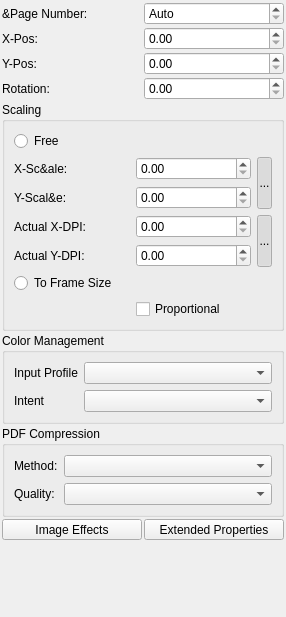
This is scribus/ui/propertiespalette_imagebase.ui in scribusproject/scribus as Qt 5 draws it before an edit. The edited form follows.
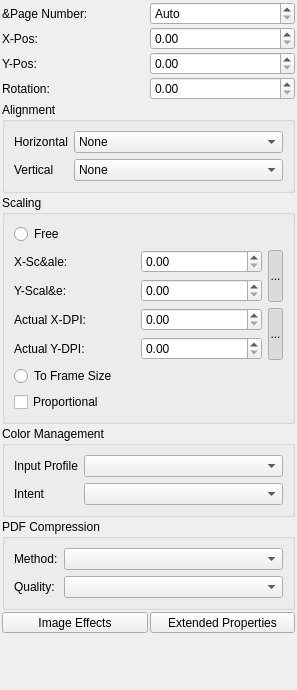
This is the edited form. Custom widgets are drawn as their Qt base class.

Commit message: apply the patch by dawoodalbadi

Patch:
```diff
--- a/scribus/ui/propertiespalette_imagebase.ui
+++ b/scribus/ui/propertiespalette_imagebase.ui
@@ -6,8 +6,8 @@
    <rect>
     <x>0</x>
     <y>0</y>
-    <width>286</width>
-    <height>617</height>
+    <width>297</width>
+    <height>690</height>
    </rect>
   </property>
   <property name="windowTitle">
@@ -89,6 +89,77 @@
      </item>
     </layout>
    </item>
+   <item>
+    <widget class="QGroupBox" name="alignmentGroupBox">
+     <property name="title">
+      <string>Alignment</string>
+     </property>
+     <layout class="QFormLayout" name="formLayout">
+      <item row="0" column="0">
+       <widget class="QLabel" name="label_2">
+        <property name="text">
+         <string>Horizontal</string>
+        </property>
+       </widget>
+      </item>
+      <item row="2" column="0">
+       <widget class="QLabel" name="label_3">
+        <property name="text">
+         <string>Vertical</string>
+        </property>
+       </widget>
+      </item>
+      <item row="0" column="1">
+       <widget class="QComboBox" name="alignhorozintal">
+        <item>
+         <property name="text">
+          <string>None</string>
+         </property>
+        </item>
+        <item>
+         <property name="text">
+          <string>Left</string>
+         </property>
+        </item>
+        <item>
+         <property name="text">
+          <string>Center</string>
+         </property>
+        </item>
+        <item>
+         <property name="text">
+          <string>Right</string>
+         </property>
+        </item>
+       </widget>
+      </item>
+      <item row="2" column="1">
+       <widget class="QComboBox" name="alignvertical">
+        <item>
+         <property name="text">
+          <string>None</string>
+         </property>
+        </item>
+        <item>
+         <property name="text">
+          <string>Top</string>
+         </property>
+        </item>
+        <item>
+         <property name="text">
+          <string>Middle</string>
+         </property>
+        </item>
+        <item>
+         <property name="text">
+          <string>Bottom</string>
+         </property>
+        </item>
+       </widget>
+      </item>
+     </layout>
+    </widget>
+   </item>
    <item>
     <widget class="QGroupBox" name="scalingGroupBox">
      <property name="title">
@@ -200,20 +271,20 @@
         </property>
        </widget>
       </item>
-      <item row="7" column="1">
-       <widget class="QCheckBox" name="cbProportional">
-        <property name="text">
-         <string>Proportional</string>
-        </property>
-       </widget>
-      </item>
-      <item row="6" column="0">
+      <item row="7" column="0">
        <widget class="QRadioButton" name="frameScale">
         <property name="text">
          <string>To Frame Size</string>
         </property>
        </widget>
       </item>
+      <item row="8" column="0">
+       <widget class="QCheckBox" name="cbProportional">
+        <property name="text">
+         <string>Proportional</string>
+        </property>
+       </widget>
+      </item>
      </layout>
     </widget>
    </item>
```
Left out of the diff: 50 changed lines with no effect on the pictures. The commit also changes 2 other files.
